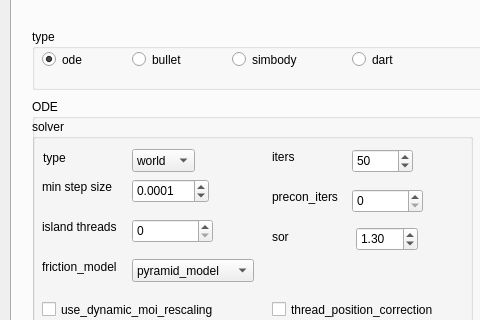
maidenone/RobotDescriptor, file robot_descriptor/forms/world_properties.ui: the form before one commit; both pictures show x 0 to 480 and y 127 to 447 of the 610 by 709 pixel window.
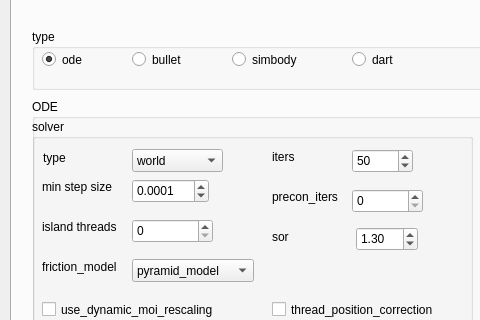
The form after the commit.

The edit to the form file:
```diff
--- a/robot_descriptor/forms/world_properties.ui
+++ b/robot_descriptor/forms/world_properties.ui
@@ -926,7 +926,7 @@
           <rect>
            <x>100</x>
            <y>30</y>
-           <width>63</width>
+           <width>91</width>
            <height>23</height>
           </rect>
          </property>
```
Left out of the diff: 6 changed lines with no effect on the pictures.
